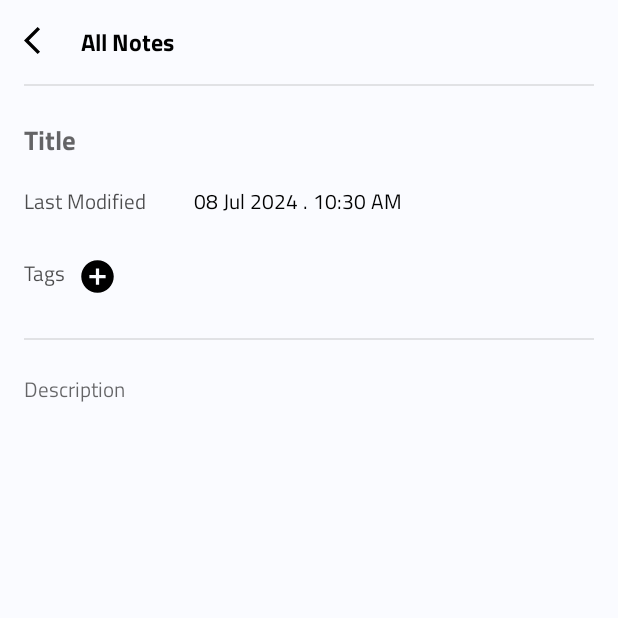
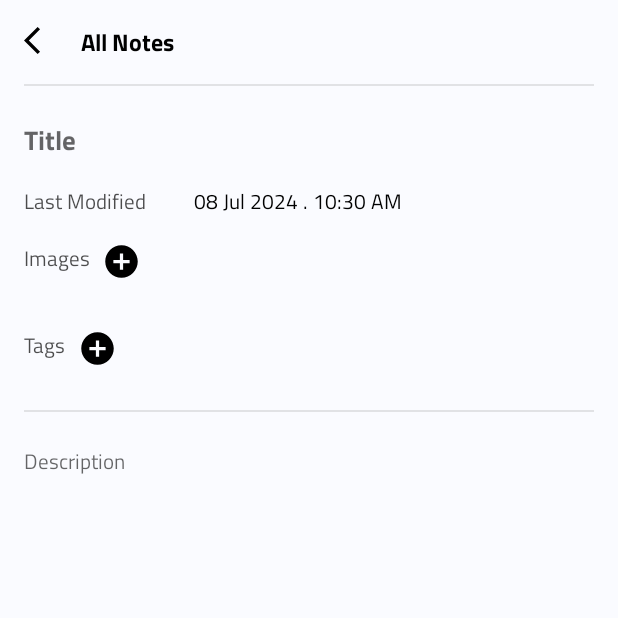
Before and after one commit to duyennguyen1408/Notes-App-with-Kotlin, an Android app: the NoteListingFragment screen opened through its navigation route, after a tap on "Add New Note", on a phone screen of 412 x 824 dp, the top half of it. Run offline under Robolectric (Android 15) with nearby library versions, the phone set to English and light mode, and no system bars; our stand-ins replace Dagger/Hilt's generated code, Firebase (no records; nobody signed in at launch, a user with empty details on screens opened directly); libraries missing offline, so code that uses them is left out: com.github.dhaval2404.imagepicker.

Commit message:
Upload single image to firebase storage

```diff
--- a/app/build.gradle.kts
+++ b/app/build.gradle.kts
@@ -99,5 +99,7 @@ dependencies {
     implementation(libs.gson)
 
 //    Image Picker
-//    implementation(libs.image.picker)
+    implementation(libs.imagepicker)
+
+    implementation(libs.kotlinx.coroutines.play.services)
 }
--- a/app/src/main/java/com/example/notesappwithkotlin/data/model/Note.kt
+++ b/app/src/main/java/com/example/notesappwithkotlin/data/model/Note.kt
@@ -10,9 +10,11 @@ import java.util.*
 @Parcelize
 data class Note(
     var id: String = "",
+    var user_id: String = "",
     val title: String = "",
     val description: String = "",
     val tags: MutableList<String> = arrayListOf(),
+    val images: List<String> = arrayListOf(),
     @ServerTimestamp
     val date: Date = Date(),
 ) : Parcelable
--- a/app/src/main/java/com/example/notesappwithkotlin/data/repository/NoteRepository.kt
+++ b/app/src/main/java/com/example/notesappwithkotlin/data/repository/NoteRepository.kt
@@ -1,12 +1,15 @@
 package com.example.notesappwithkotlin.data.repository
 
+import android.net.Uri
 import com.example.notesappwithkotlin.data.model.Note
+import com.example.notesappwithkotlin.data.model.User
 import com.example.notesappwithkotlin.util.UiState
 
 interface NoteRepository {
-    fun getNotes(result: (UiState<List<Note>>) -> Unit)
+    fun getNotes(user: User?, result: (UiState<List<Note>>) -> Unit)
     fun addNote(note: Note, result: (UiState<Pair<Note,String>>) -> Unit)
     fun updateNote(note: Note, result: (UiState<String>) -> Unit)
     fun deleteNote(note: Note, result: (UiState<String>) -> Unit)
+    suspend fun uploadSingleFile(fileUri: Uri, onResult: (UiState<Uri>) -> Unit)
 
 }
--- a/app/src/main/java/com/example/notesappwithkotlin/di/RepositoryModule.kt
+++ b/app/src/main/java/com/example/notesappwithkotlin/di/RepositoryModule.kt
@@ -7,6 +7,7 @@ import com.example.notesappwithkotlin.data.repository.NoteRepository
 import com.example.notesappwithkotlin.data.repository.NoteRepositoryImp
 import com.google.firebase.auth.FirebaseAuth
 import com.google.firebase.firestore.FirebaseFirestore
+import com.google.firebase.storage.StorageReference
 import com.google.gson.Gson
 import dagger.Module
 import dagger.Provides
@@ -20,9 +21,10 @@ object RepositoryModule {
     @Provides
     @Singleton
     fun provideNoteRepository(
-        database: FirebaseFirestore
+        database: FirebaseFirestore,
+        storageReference: StorageReference
     ): NoteRepository{
-        return NoteRepositoryImp(database)
+        return NoteRepositoryImp(database,storageReference)
     }
 
     @Provides
--- a/app/src/main/java/com/example/notesappwithkotlin/ui/note/NoteListingFragment.kt
+++ b/app/src/main/java/com/example/notesappwithkotlin/ui/note/NoteListingFragment.kt
@@ -38,17 +38,6 @@ class NoteListingFragment : Fragment() {
         )
     }
 
-    override fun onAttach(context: Context) {
-        super.onAttach(context)
-        Log.e(TAG, "onAttach: ")
-    }
-
-    override fun onCreate(savedInstanceState: Bundle?) {
-        super.onCreate(savedInstanceState)
-        Log.e(TAG, "******************************************************")
-        Log.e(TAG, "onCreate: ")
-    }
-
     override fun onCreateView(
         inflater: LayoutInflater, container: ViewGroup?,
         savedInstanceState: Bundle?
@@ -77,7 +66,9 @@ class NoteListingFragment : Fragment() {
                 findNavController().navigate(R.id.action_noteListingFragment_to_loginFragment)
             }
         }
-        viewModel.getNotes()
+        authViewModel.getSession {
+            viewModel.getNotes(it)
+        }
     }
 
     private fun oberver(){
@@ -97,39 +88,4 @@ class NoteListingFragment : Fragment() {
             }
         }
     }
-
-    override fun onStart() {
-        super.onStart()
-        Log.e(TAG, "onStart: ")
-    }
-
-    override fun onResume() {
-        super.onResume()
-        Log.e(TAG, "onResume: ")
-    }
-
-    override fun onPause() {
-        super.onPause()
-        Log.e(TAG, "onPause: ")
-    }
-
-    override fun onStop() {
-        super.onStop()
-        Log.e(TAG, "onStop: ")
-    }
-
-    override fun onDestroyView() {
-        super.onDestroyView()
-        Log.e(TAG, "onDestroyView: ")
-    }
-
-    override fun onDestroy() {
-        super.onDestroy()
-        Log.e(TAG, "onDestroy: ")
-    }
-
-    override fun onDetach() {
-        super.onDetach()
-        Log.e(TAG, "onDetach: ")
-    }
 }
--- a/app/src/main/java/com/example/notesappwithkotlin/ui/note/NoteViewModel.kt
+++ b/app/src/main/java/com/example/notesappwithkotlin/ui/note/NoteViewModel.kt
@@ -1,12 +1,16 @@
 package com.example.notesappwithkotlin.ui.note
 
+import android.net.Uri
 import androidx.lifecycle.LiveData
 import androidx.lifecycle.MutableLiveData
 import androidx.lifecycle.ViewModel
+import androidx.lifecycle.viewModelScope
 import com.example.notesappwithkotlin.data.model.Note
+import com.example.notesappwithkotlin.data.model.User
 import com.example.notesappwithkotlin.data.repository.NoteRepository
 import com.example.notesappwithkotlin.util.UiState
 import dagger.hilt.android.lifecycle.HiltViewModel
+import kotlinx.coroutines.launch
 import javax.inject.Inject
 
 @HiltViewModel
@@ -30,9 +34,9 @@ class NoteViewModel @Inject constructor(
     val deleteNote: LiveData<UiState<String>>
         get() = _deleteNote
 
-    fun getNotes() {
+    fun getNotes(user: User?) {
         _notes.value = UiState.Loading
-        repository.getNotes { _notes.value = it }
+        repository.getNotes(user) { _notes.value = it }
     }
 
     fun addNote(note: Note){
@@ -50,4 +54,11 @@ class NoteViewModel @Inject constructor(
         repository.deleteNote(note) { _deleteNote.value = it }
     }
 
+    fun onUploadSingleFile(fileUris: Uri, onResult: (UiState<Uri>) -> Unit){
+        onResult.invoke(UiState.Loading)
+        viewModelScope.launch {
+            repository.uploadSingleFile(fileUris,onResult)
+        }
+    }
+
 }
--- a/app/src/main/java/com/example/notesappwithkotlin/util/Constants.kt
+++ b/app/src/main/java/com/example/notesappwithkotlin/util/Constants.kt
@@ -7,9 +7,15 @@ object FireStoreCollection{
 
 object FireStoreDocumentField {
     val DATE = "date"
+    val USER_ID = "user_id"
 }
 
 object SharedPrefConstants {
     val LOCAL_SHARED_PREF = "local_shared_pref"
     val USER_SESSION = "user_session"
 }
+
+object FirebaseStorageConstants {
+    val ROOT_DIRECTORY = "app"
+    val NOTE_IMAGES = "note"
+}
--- a/app/src/main/res/layout/fragment_note_detail.xml
+++ b/app/src/main/res/layout/fragment_note_detail.xml
@@ -125,13 +125,47 @@
                 app:layout_constraintStart_toEndOf="@+id/date_label"
                 app:layout_constraintTop_toTopOf="@+id/date_label" />
 
-            <View
-                android:id="@+id/space"
-                android:layout_width="match_parent"
-                android:layout_height="18dp"
+            <LinearLayout
+                android:id="@+id/add_image_ll"
+                android:layout_width="wrap_content"
+                android:layout_height="wrap_content"
+                android:layout_marginTop="16dp"
+                android:orientation="horizontal"
+                app:layout_constraintStart_toStartOf="parent"
+                app:layout_constraintTop_toBottomOf="@+id/date">
+
+                <TextView
+                    android:id="@+id/image_label"
+                    style="@style/TextStyle"
+                    android:layout_width="wrap_content"
+                    android:layout_height="wrap_content"
+                    android:text="Images"
+                    android:textColor="@color/black70"
+                    app:layout_constraintStart_toStartOf="parent"
+                    app:layout_constraintTop_toBottomOf="@+id/title" />
+
+                <ImageView
+                    android:id="@+id/image_add"
+                    android:layout_width="26dp"
+                    android:layout_height="26dp"
+                    android:layout_marginStart="8dp"
+                    android:src="@drawable/ic_baseline_add_circle_24"
+                    app:layout_constraintEnd_toStartOf="@+id/done"
+                    app:layout_constraintTop_toTopOf="parent"
+                    app:tint="@color/black" />
+
+            </LinearLayout>
+
+            <androidx.recyclerview.widget.RecyclerView
+                android:id="@+id/images"
+                android:layout_width="0dp"
+                android:layout_height="wrap_content"
+                android:layout_marginTop="8dp"
                 app:layout_constraintEnd_toEndOf="parent"
                 app:layout_constraintStart_toStartOf="parent"
-                app:layout_constraintTop_toBottomOf="@+id/date" />
+                app:layout_constraintTop_toBottomOf="@+id/add_image_ll"
+                tools:itemCount="1"
+                tools:listitem="@layout/image_layout" />
 
             <LinearLayout
                 android:id="@+id/add_tag_ll"
@@ -168,9 +202,11 @@
                 android:id="@+id/tags"
                 android:layout_width="0dp"
                 android:layout_height="wrap_content"
+                android:layout_marginStart="32dp"
+                android:layout_marginTop="16dp"
                 app:layout_constraintEnd_toEndOf="parent"
-                app:layout_constraintStart_toStartOf="@+id/date"
-                app:layout_constraintTop_toBottomOf="@+id/space"/>
+                app:layout_constraintStart_toEndOf="@+id/add_tag_ll"
+                app:layout_constraintTop_toBottomOf="@+id/images"/>
 
             <View
                 android:id="@+id/middle_divider"
--- a/gradle/libs.versions.toml
+++ b/gradle/libs.versions.toml
@@ -46,8 +46,9 @@ firebase-firestore = { group = "com.google.firebase", name = "firebase-firestore
 gson = { group = "com.google.code.gson", name = "gson", version = "2.8.8" }
 
 #Image Picker
-#image-picker = {module = "com.github.dhaval2404:imagepicker", version="2.1"}
+imagepicker = { group = "com.github.dhaval2404", name = "imagepicker", version = "2.1" }
 
+kotlinx-coroutines-play-services = { module = "org.jetbrains.kotlinx:kotlinx-coroutines-play-services", version = "1.3.1" }
 #Jetpack Navigation Component
 androidx-legacy = { group = "androidx.legacy", name = "legacy-support-v4", version = "1.0.0" }
 androidx-navigation-fragment-ktx = { group = "androidx.navigation", name = "navigation-fragment-ktx", version.ref = "navigationFragmentKtx" }
--- a/settings.gradle.kts
+++ b/settings.gradle.kts
@@ -9,6 +9,7 @@ pluginManagement {
         }
         mavenCentral()
         gradlePluginPortal()
+        maven { url = uri("https://jitpack.io") }
     }
 }
 dependencyResolutionManagement {
@@ -16,6 +17,7 @@ dependencyResolutionManagement {
     repositories {
         google()
         mavenCentral()
+        maven { url = uri("https://jitpack.io") }
     }
 }
 
```
Also changed, not shown: app/src/main/java/com/example/notesappwithkotlin/data/repository/NoteRepositoryImp.kt (+32 -6 lines), app/src/main/java/com/example/notesappwithkotlin/di/FirebaseModule.kt (+8 -0 lines), app/src/main/java/com/example/notesappwithkotlin/ui/note/ImageListingAdapter.kt (added, +47 -0 lines), app/src/main/java/com/example/notesappwithkotlin/ui/note/NoteDetailFragment.kt (+90 -6 lines), app/src/main/res/layout/image_layout.xml (added, +31 -0 lines).
